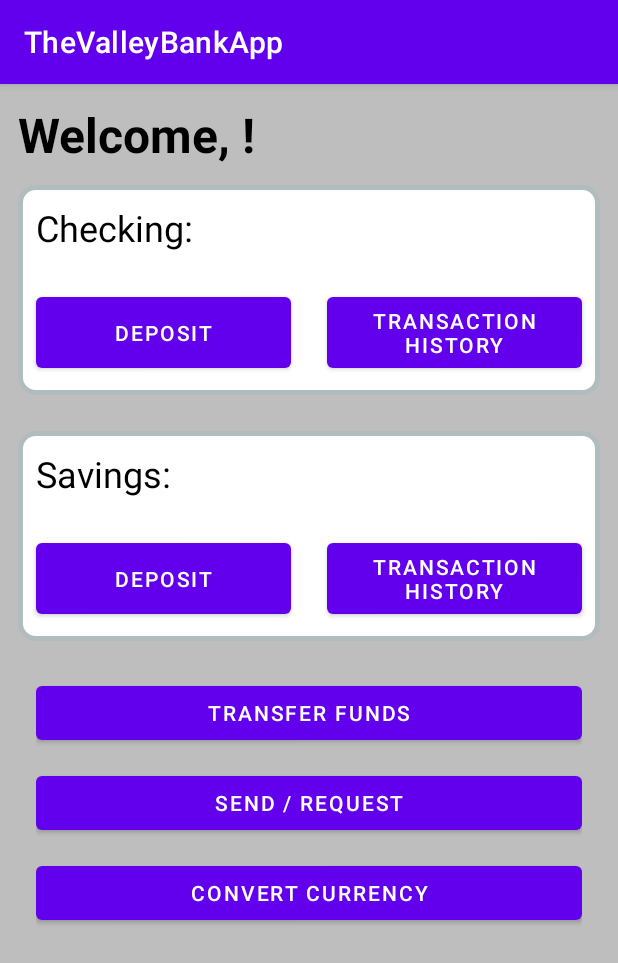
After one commit to Linus319/TheValleyBankApp, an Android app: the AccountActivity screen opened directly, with no data from a screen before it, on a phone screen of 412 x 824 dp. The commit adds this screen. Shown: the top 963 px of the screen. Run offline under Robolectric (Android 15) with nearby library versions, the phone set to English and light mode, and no system bars.

Commit message:
adding login functionality some work on the account page after login

```diff
--- a/app/build.gradle
+++ b/app/build.gradle
@@ -23,8 +23,8 @@ android {
         }
     }
     compileOptions {
-        sourceCompatibility JavaVersion.VERSION_1_8
-        targetCompatibility JavaVersion.VERSION_1_8
+        sourceCompatibility JavaVersion.VERSION_11
+        targetCompatibility JavaVersion.VERSION_11
     }
 }
 
--- a/app/src/main/AndroidManifest.xml
+++ b/app/src/main/AndroidManifest.xml
@@ -11,6 +11,9 @@
         android:supportsRtl="true"
         android:theme="@style/Theme.TheValleyBankApp"
         tools:targetApi="31">
+        <activity
+            android:name=".AccountActivity"
+            android:exported="false" />
         <activity
             android:name=".ConfirmUserActivity"
             android:exported="false" />
--- /dev/null
+++ b/app/src/main/java/com/example/thevalleybankapp/AccountActivity.java
@@ -0,0 +1,28 @@
+package com.example.thevalleybankapp;
+
+import androidx.appcompat.app.AppCompatActivity;
+
+import android.content.Intent;
+import android.os.Bundle;
+import android.widget.TextView;
+
+public class AccountActivity extends AppCompatActivity {
+
+    @Override
+    protected void onCreate(Bundle savedInstanceState) {
+        super.onCreate(savedInstanceState);
+        setContentView(R.layout.activity_account);
+
+        Intent thisIntent = getIntent();
+
+        String email = thisIntent.getStringExtra("com.example.thevalleybankapp.accountEmail");
+
+        TextView welcomeText = (TextView) findViewById(R.id.accountWelcome);
+        TextView checkingBalance = (TextView) findViewById(R.id.checkingBalance);
+        TextView savingsBalance = (TextView) findViewById(R.id.savingsBalance);
+
+        welcomeText.setText("Welcome, " + MainActivity.AM.getFirstName(email)+ "!");
+        checkingBalance.setText(MainActivity.AM.getCheckingBalance(email));
+        savingsBalance.setText(MainActivity.AM.getSavingsBalance(email));
+    }
+}
--- a/app/src/main/java/com/example/thevalleybankapp/AccountManager.java
+++ b/app/src/main/java/com/example/thevalleybankapp/AccountManager.java
@@ -1,16 +1,60 @@
 package com.example.thevalleybankapp;
 
 import java.util.ArrayList;
+import java.util.HashMap;
 
 public class AccountManager {
     private ArrayList<UserAccount> accountList = new ArrayList<UserAccount>();
+    private HashMap<String, String> validationMap = new HashMap<String, String>(); // <email, password>
 
     public AccountManager() {
         // default constructor
     }
 
     public void addUser(UserAccount newUser) {
+        String email = newUser.getEmail();
+        String password = newUser.getPassword();
+
+        validationMap.put(email, password);
+
         accountList.add(newUser);
+    }
 
+    public HashMap<String, String> getValidationMap() {
+        return validationMap;
+    }
+
+    public String getPassword(String email) {
+        return validationMap.get(email);
+    }
+
+    // FIX ME!!! -- bad worst case runtime, should replace with a HashMap of <email, ArrayList index>
+    public String getFirstName(String email) {
+        for (UserAccount user : accountList) {
+            if (user.getEmail().equals(email)) {
+                return user.getFirstName();
+            }
+        }
+        return "";
+    }
+
+    // FIX ME!!! -- bad worst case runtime, should replace with a HashMap of <email, ArrayList index>
+    public String getCheckingBalance(String email) {
+        for (UserAccount user : accountList) {
+            if (user.getEmail().equals(email)) {
+                return user.getCheckingBalance();
+            }
+        }
+        return "";
+    }
+
+    // FIX ME!!! -- bad worst case runtime, should replace with a HashMap of <email, ArrayList index>
+    public String getSavingsBalance(String email) {
+        for (UserAccount user : accountList) {
+            if (user.getEmail().equals(email)) {
+                return user.getSavingsBalance();
+            }
+        }
+        return "";
     }
 }
--- a/app/src/main/res/layout/activity_account.xml
+++ b/app/src/main/res/layout/activity_account.xml
@@ -11,9 +11,8 @@
         android:layout_height="wrap_content"
         android:layout_margin="12dp"
         android:layout_marginTop="12dp"
-        android:text="Welcome, User:"
         android:textColor="@color/black"
-        android:textSize="36sp"
+        android:textSize="32sp"
         android:textStyle="bold" />
 
     <LinearLayout
@@ -44,7 +43,6 @@
                 android:layout_width="match_parent"
                 android:layout_height="wrap_content"
                 android:layout_weight="1"
-                android:text="$X,XXX.XX"
                 android:textAlignment="textEnd"
                 android:textColor="@color/black"
                 android:textSize="24sp" />
@@ -108,7 +106,6 @@
                 android:layout_width="match_parent"
                 android:layout_height="wrap_content"
                 android:layout_weight="1"
-                android:text="$X,XXX.XX"
                 android:textAlignment="textEnd"
                 android:textColor="@color/black"
                 android:textSize="24sp" />
```
Also changed, not shown: app/src/main/java/com/example/thevalleybankapp/ConfirmUserActivity.java (+21 -16 lines), app/src/main/java/com/example/thevalleybankapp/CreateAccountActivity.java (+6 -6 lines), app/src/main/java/com/example/thevalleybankapp/LoginActivity.java (+55 -0 lines), app/src/main/java/com/example/thevalleybankapp/UserAccount.java (+29 -7 lines), app/src/main/res/layout/activity_confirm_new_user.xml (+37 -3 lines), app/src/main/res/layout/activity_login.xml (+7 -0 lines).
